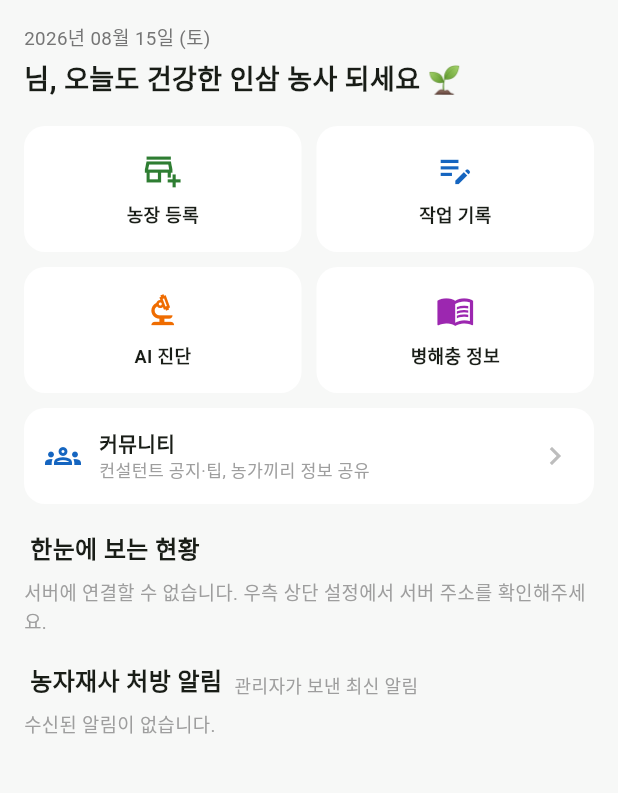
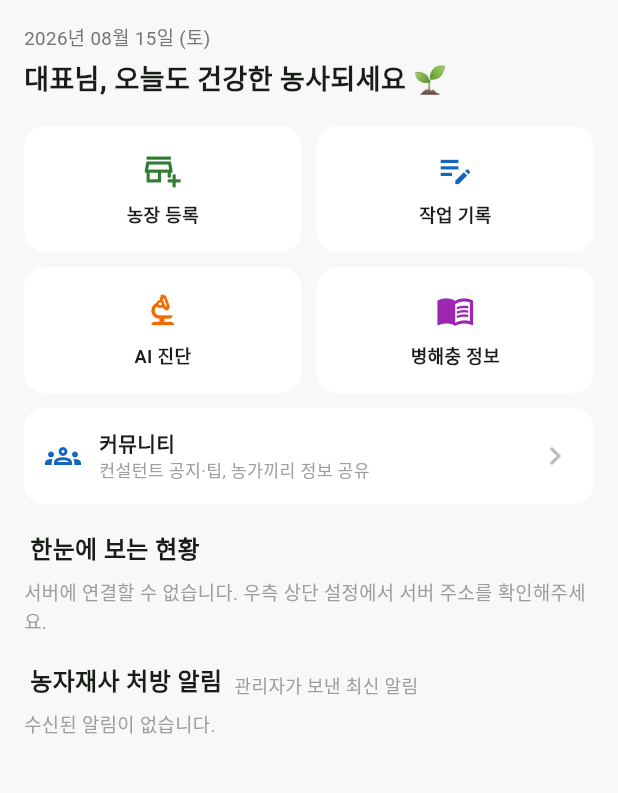
Before and after one commit to coop1004/ginseng-farm-platform, a Flutter app: the DashboardScreen screen opened directly, on a phone screen of 412 x 824 dp, the part 84-877 px from its top. Run offline on Flutter 3.47's test engine with Material 3 defaults, Android fonts, the phone set to English and light mode, and no system bars; our stand-ins replace fl_chart, image_picker, shared_preferences, table_calendar; missing offline and left inert: image_gallery_saver_plus; accounts and stored records are empty; network calls fail.

Commit message:
홈 화면 인사 문구 수정: "***님, 오늘도 건강한 인삼 농사 되세요" → "***대표님, 오늘도 건강한 농사되세요"
Co-Authored-By: Claude Sonnet 5 <noreply@anthropic.com>

```diff
--- a/mobile/lib/screens/dashboard_screen.dart
+++ b/mobile/lib/screens/dashboard_screen.dart
@@ -95,7 +95,7 @@ class _DashboardScreenState extends State<DashboardScreen> {
             Text(today, style: TextStyle(fontSize: 12.5, color: Colors.grey.shade600)),
             const SizedBox(height: 4),
             Text(
-              '${auth.user?.name ?? ''}님, 오늘도 건강한 인삼 농사 되세요 🌱',
+              '${auth.user?.name ?? ''}대표님, 오늘도 건강한 농사되세요 🌱',
               style: const TextStyle(fontSize: 18, fontWeight: FontWeight.w800),
             ),
             if (auth.household != null)
```
